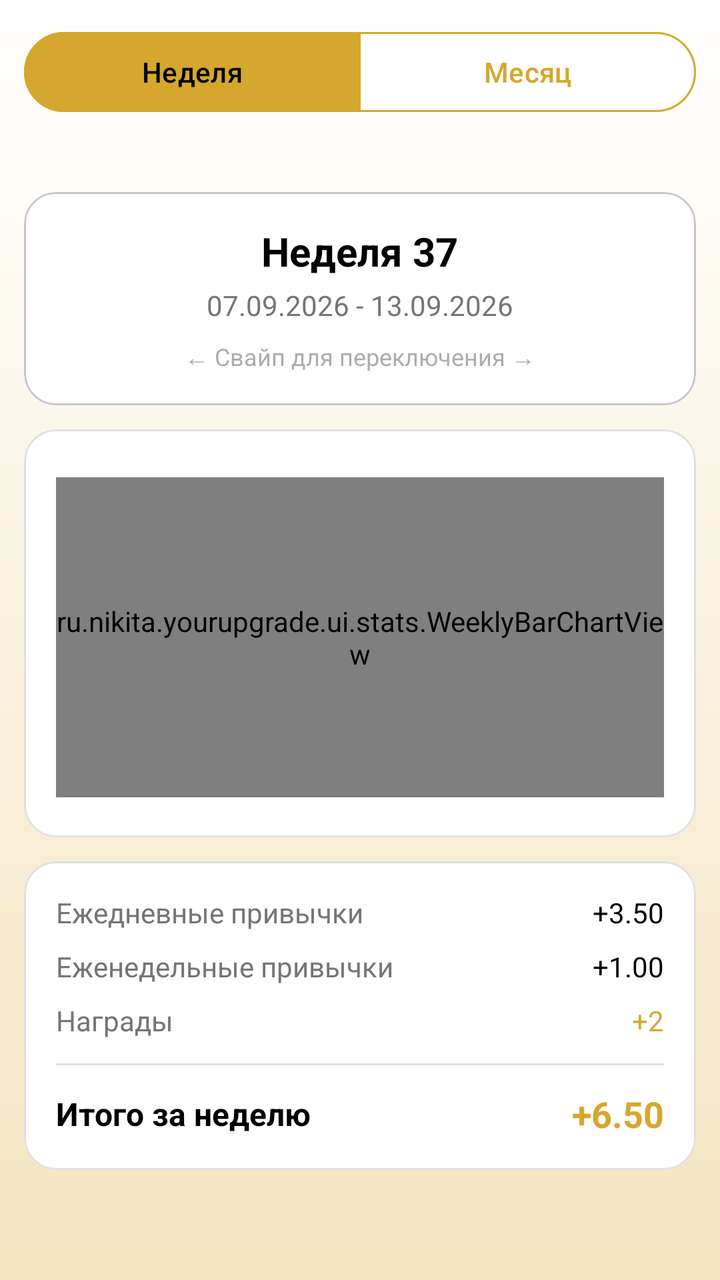
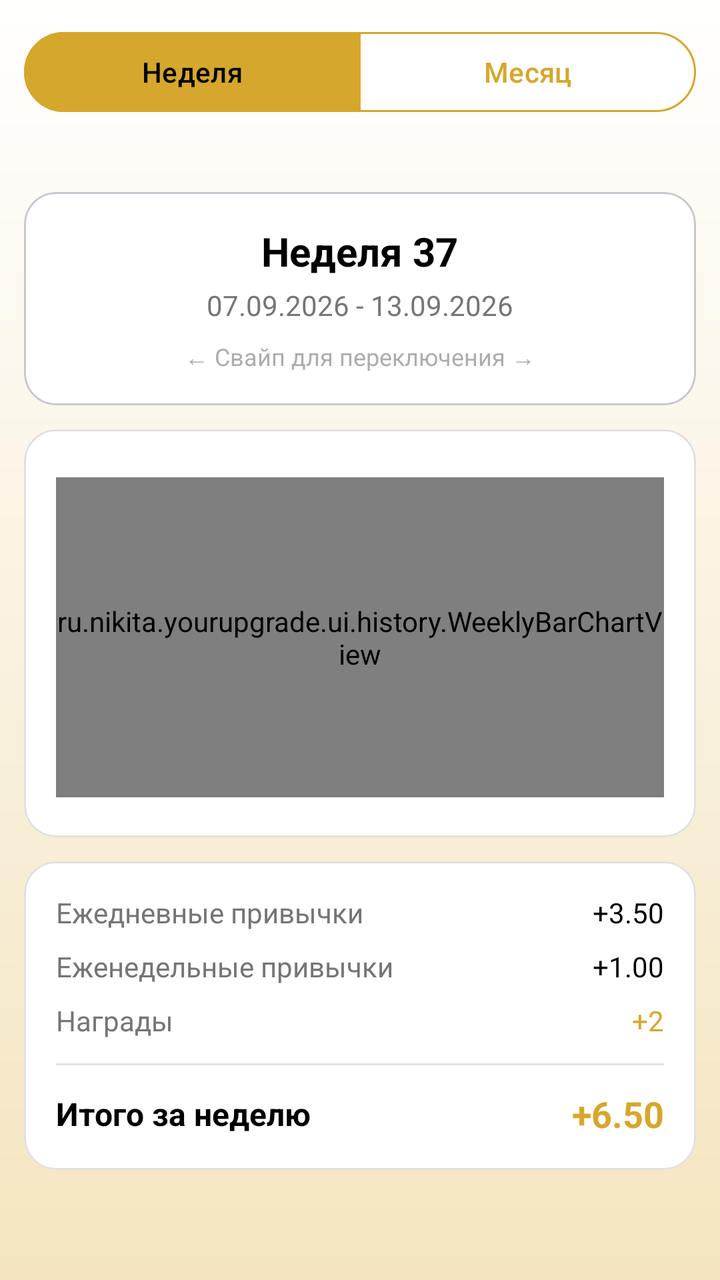

An Android layout rendered at two revisions. The XML below is the earlier revision; the diff shows what the commit changed to produce the second picture.
<!-- AndroidManifest.xml: application theme Theme.YourUpgrade -->
<!-- res/layout/fragment_history.xml -->
<?xml version="1.0" encoding="utf-8"?>
<androidx.constraintlayout.widget.ConstraintLayout xmlns:android="http://schemas.android.com/apk/res/android"
    xmlns:app="http://schemas.android.com/apk/res-auto"
    xmlns:tools="http://schemas.android.com/tools"
    android:layout_width="match_parent"
    android:layout_height="match_parent">

    
    <com.google.android.material.button.MaterialButtonToggleGroup
        android:id="@+id/toggle_period"
        android:layout_width="match_parent"
        android:layout_height="wrap_content"
        android:layout_margin="12dp"
        app:checkedButton="@id/button_week"
        app:layout_constraintEnd_toEndOf="parent"
        app:layout_constraintStart_toStartOf="parent"
        app:layout_constraintTop_toTopOf="parent"
        app:selectionRequired="true"
        app:singleSelection="true">

        <com.google.android.material.button.MaterialButton
            android:id="@+id/button_week"
            style="?attr/materialButtonOutlinedStyle"
            android:layout_width="0dp"
            android:layout_height="wrap_content"
            android:layout_weight="1"
            android:text="Неделя"
            android:textColor="@color/toggle_button_text"
            app:backgroundTint="@color/toggle_button_bg"
            app:strokeColor="@color/main_gold" />

        <com.google.android.material.button.MaterialButton
            android:id="@+id/button_month"
            style="?attr/materialButtonOutlinedStyle"
            android:layout_width="0dp"
            android:layout_height="wrap_content"
            android:layout_weight="1"
            android:text="Месяц"
            android:textColor="@color/toggle_button_text"
            app:backgroundTint="@color/toggle_button_bg"
            app:strokeColor="@color/main_gold" />

    </com.google.android.material.button.MaterialButtonToggleGroup>

    <ScrollView
        android:layout_width="match_parent"
        android:layout_height="0dp"
        android:layout_marginTop="8dp"
        app:layout_constraintBottom_toBottomOf="parent"
        app:layout_constraintEnd_toEndOf="parent"
        app:layout_constraintStart_toStartOf="parent"
        app:layout_constraintTop_toBottomOf="@+id/toggle_period">

        <LinearLayout
            android:layout_width="match_parent"
            android:layout_height="wrap_content"
            android:layout_marginTop="8dp"
            android:orientation="vertical"
            android:padding="12dp">

            
            <com.google.android.material.card.MaterialCardView
                android:id="@+id/cardWeekHeader"
                android:layout_width="match_parent"
                android:layout_height="wrap_content"
                android:layout_marginTop="8dp"
                app:cardBackgroundColor="@android:color/white"
                app:cardCornerRadius="16dp"
                app:cardElevation="0dp"
                app:strokeWidth="1dp">

                <LinearLayout
                    android:layout_width="match_parent"
                    android:layout_height="wrap_content"
                    android:gravity="center"
                    android:orientation="vertical"
                    android:padding="16dp">

                    <TextView
                        android:id="@+id/tvWeekTitle"
                        android:layout_width="wrap_content"
                        android:layout_height="wrap_content"
                        android:text="Неделя 37"
                        android:textColor="@color/black"
                        android:textSize="20sp"
                        android:textStyle="bold" />

                    <TextView
                        android:id="@+id/tvWeekRange"
                        android:layout_width="wrap_content"
                        android:layout_height="wrap_content"
                        android:layout_marginTop="4dp"
                        android:text="07.09.2026 - 13.09.2026"
                        android:textColor="@color/text_secondary"
                        android:textSize="14sp" />

                    <TextView
                        android:layout_width="wrap_content"
                        android:layout_height="wrap_content"
                        android:layout_marginTop="8dp"
                        android:alpha="0.6"
                        android:text="← Свайп для переключения →"
                        android:textColor="@color/text_secondary"
                        android:textSize="12sp" />

                </LinearLayout>

            </com.google.android.material.card.MaterialCardView>

            
            <com.google.android.material.card.MaterialCardView
                android:layout_width="match_parent"
                android:layout_height="wrap_content"
                android:layout_marginTop="12dp"
                app:cardBackgroundColor="@android:color/white"
                app:cardCornerRadius="16dp"
                app:cardElevation="0dp"
                app:strokeColor="#E0E0E0"
                app:strokeWidth="1dp">

                <LinearLayout
                    android:layout_width="match_parent"
                    android:layout_height="wrap_content"
                    android:orientation="vertical"
                    android:padding="16dp">

                    
                    <LinearLayout
                        android:id="@+id/dayLabels"
                        android:layout_width="match_parent"
                        android:layout_height="wrap_content"
                        android:orientation="horizontal" />

                    
                    <FrameLayout
                        android:layout_width="match_parent"
                        android:layout_height="wrap_content"
                        android:layout_marginTop="8dp">

                        
                        <LinearLayout
                            android:id="@+id/chartContainer"
                            android:layout_width="match_parent"
                            android:layout_height="wrap_content"
                            android:orientation="vertical">

                            <ru.nikita.yourupgrade.ui.stats.WeeklyBarChartView
                                android:id="@+id/barChart"
                                android:layout_width="match_parent"
                                android:layout_height="160dp" />

                            
                            <LinearLayout
                                android:id="@+id/numbersContainer"
                                android:layout_width="match_parent"
                                android:layout_height="wrap_content"
                                android:layout_marginTop="4dp"
                                android:orientation="horizontal" />

                        </LinearLayout>

                        
                        <TextView
                            android:id="@+id/tvNoData"
                            android:layout_width="match_parent"
                            android:layout_height="180dp"
                            android:gravity="center"
                            android:lineSpacingExtra="4dp"
                            android:text="На этой неделе пока нет данных\nНачните отмечать привычки 📝"
                            android:textColor="@color/text_secondary"
                            android:textSize="14sp"
                            android:visibility="gone" />

                    </FrameLayout>

                </LinearLayout>

            </com.google.android.material.card.MaterialCardView>

            
            <com.google.android.material.card.MaterialCardView
                android:layout_width="match_parent"
                android:layout_height="wrap_content"
                android:layout_marginTop="12dp"
                app:cardBackgroundColor="@android:color/white"
                app:cardCornerRadius="16dp"
                app:cardElevation="0dp"
                app:strokeColor="#E0E0E0"
                app:strokeWidth="1dp">

                <LinearLayout
                    android:layout_width="match_parent"
                    android:layout_height="wrap_content"
                    android:orientation="vertical"
                    android:padding="16dp">

                    
                    <LinearLayout
                        android:layout_width="match_parent"
                        android:layout_height="wrap_content"
                        android:orientation="horizontal">

                        <TextView
                            android:layout_width="0dp"
                            android:layout_height="wrap_content"
                            android:layout_weight="1"
                            android:text="Ежедневные привычки"
                            android:textColor="@color/text_secondary"
                            android:textSize="14sp" />

                        <TextView
                            android:id="@+id/tvDailyPoints"
                            android:layout_width="wrap_content"
                            android:layout_height="wrap_content"
                            android:text="+3.50"
                            android:textColor="@color/text_primary"
                            android:textSize="14sp" />

                    </LinearLayout>

                    
                    <LinearLayout
                        android:layout_width="match_parent"
                        android:layout_height="wrap_content"
                        android:layout_marginTop="8dp"
                        android:orientation="horizontal">

                        <TextView
                            android:layout_width="0dp"
                            android:layout_height="wrap_content"
                            android:layout_weight="1"
                            android:text="Еженедельные привычки"
                            android:textColor="@color/text_secondary"
                            android:textSize="14sp" />

                        <TextView
                            android:id="@+id/tvWeeklyPoints"
                            android:layout_width="wrap_content"
                            android:layout_height="wrap_content"
                            android:text="+1.00"
                            android:textColor="@color/text_primary"
                            android:textSize="14sp" />

                    </LinearLayout>

                    
                    <LinearLayout
                        android:layout_width="match_parent"
                        android:layout_height="wrap_content"
                        android:layout_marginTop="8dp"
                        android:orientation="horizontal">

                        <TextView
                            android:layout_width="0dp"
                            android:layout_height="wrap_content"
                            android:layout_weight="1"
                            android:text="Награды"
                            android:textColor="@color/text_secondary"
                            android:textSize="14sp" />

                        <TextView
                            android:id="@+id/tvAchievementPoints"
                            android:layout_width="wrap_content"
                            android:layout_height="wrap_content"
                            android:text="+2"
                            android:textColor="@color/main_gold"
                            android:textSize="14sp" />

                    </LinearLayout>

                    
                    <View
                        android:layout_width="match_parent"
                        android:layout_height="1dp"
                        android:layout_marginVertical="12dp"
                        android:background="#E0E0E0" />

                    
                    <LinearLayout
                        android:layout_width="match_parent"
                        android:layout_height="wrap_content"
                        android:gravity="center_vertical"
                        android:orientation="horizontal">

                        <TextView
                            android:layout_width="0dp"
                            android:layout_height="wrap_content"
                            android:layout_weight="1"
                            android:text="Итого за неделю"
                            android:textColor="@color/text_primary"
                            android:textSize="16sp"
                            android:textStyle="bold" />

                        <TextView
                            android:id="@+id/tvWeekTotal"
                            android:layout_width="wrap_content"
                            android:layout_height="wrap_content"
                            android:text="+6.50"
                            android:textColor="@color/main_gold"
                            android:textSize="18sp"
                            android:textStyle="bold" />

                    </LinearLayout>

                </LinearLayout>

            </com.google.android.material.card.MaterialCardView>

            
            <com.google.android.material.card.MaterialCardView
                android:id="@+id/cardDayDetails"
                android:layout_width="match_parent"
                android:layout_height="wrap_content"
                android:layout_marginTop="12dp"
                android:visibility="gone"
                app:cardBackgroundColor="@android:color/white"
                app:cardCornerRadius="16dp"
                app:cardElevation="0dp"
                app:strokeColor="#E0E0E0"
                app:strokeWidth="1dp">

                <LinearLayout
                    android:layout_width="match_parent"
                    android:layout_height="wrap_content"
                    android:orientation="vertical"
                    android:padding="16dp">

                    <TextView
                        android:id="@+id/tvDayDetailsTitle"
                        android:layout_width="wrap_content"
                        android:layout_height="wrap_content"
                        android:text="Понедельник, 07.09"
                        android:textColor="@color/black"
                        android:textSize="16sp"
                        android:textStyle="bold" />

                    <View
                        android:layout_width="match_parent"
                        android:layout_height="1dp"
                        android:layout_marginVertical="12dp"
                        android:background="#E0E0E0" />

                    <LinearLayout
                        android:id="@+id/dayDetailsContainer"
                        android:layout_width="match_parent"
                        android:layout_height="wrap_content"
                        android:orientation="vertical" />

                </LinearLayout>

            </com.google.android.material.card.MaterialCardView>

        </LinearLayout>

    </ScrollView>

</androidx.constraintlayout.widget.ConstraintLayout>
<!-- resources referenced by this layout -->
<resources>
  <color name="black">#FF000000</color>
  <color name="main_gold">#D5A72D</color>
  <color name="text_primary">@color/black</color>
  <color name="text_secondary">#757575</color>
  <style name="Theme.YourUpgrade" parent="Base.Theme.YourUpgrade" />
  <style name="Base.Theme.YourUpgrade" parent="Theme.Material3.DayNight.NoActionBar">
          
          <item name="colorPrimary">#2E5A3C</item>
          <item name="colorPrimaryVariant">#1B3A26</item>
          <item name="colorOnPrimary">#FFFFFF</item>
  
          <item name="colorSecondary">#C9A84C</item>
          <item name="colorSecondaryVariant">#A68A3E</item>
          <item name="colorOnSecondary">#2D2D2D</item>
  
          
          <item name="android:windowBackground">@drawable/bg_app_gradient</item>
  
          
          <item name="cardBackgroundColor">#FFFFFF</item>
      </style>
  <!-- drawable bg_app_gradient (drawable) -->
  <?xml version="1.0" encoding="utf-8"?>
  <shape xmlns:android="http://schemas.android.com/apk/res/android">
      <gradient
          android:type="linear"
          android:angle="270"
          android:startColor="@color/bg_start_color"
          android:endColor="@color/bg_end_color" />
  </shape>
  <color name="bg_start_color">@color/white</color>
  <color name="bg_end_color">@color/light_yellow</color>
  <color name="white">#FFFFFFFF</color>
  <color name="light_yellow">#F4E5C0</color>
</resources>

<!-- the commit's change to res/layout/fragment_history.xml (unified diff, before → after) -->
@@ -144,7 +144,7 @@
                             android:layout_height="wrap_content"
                             android:orientation="vertical">
 
-                            <ru.nikita.yourupgrade.ui.stats.WeeklyBarChartView
+                            <ru.nikita.yourupgrade.ui.history.WeeklyBarChartView
                                 android:id="@+id/barChart"
                                 android:layout_width="match_parent"
                                 android:layout_height="160dp" />
